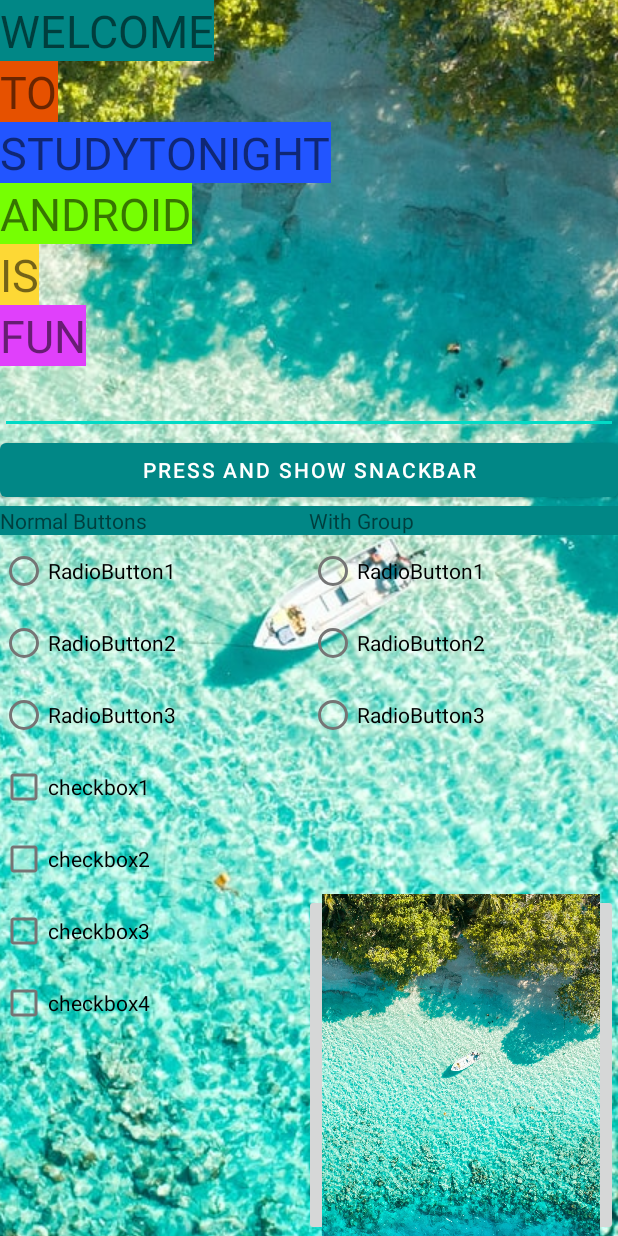
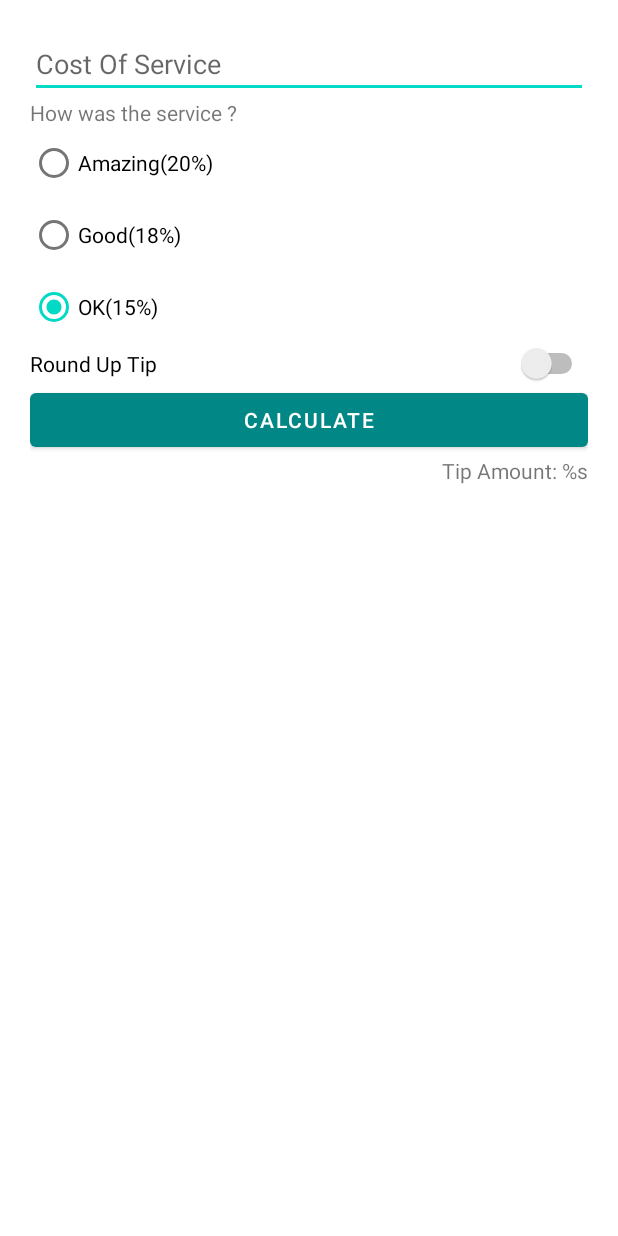
Before and after one commit to rishabhBajpayi/Loconav-Training, an Android app: the layout activity_main.xml on its own in the app's theme, with its tools: preview values and no code run, on a phone screen of 412 x 824 dp. Run offline under Robolectric (Android 15) with nearby library versions, the phone set to English and light mode, and no system bars.

Commit message:
Tip calculator

```diff
--- a/app/build.gradle
+++ b/app/build.gradle
@@ -23,6 +23,9 @@ android {
             proguardFiles getDefaultProguardFile('proguard-android-optimize.txt'), 'proguard-rules.pro'
         }
     }
+    buildFeatures{
+        viewBinding = true
+    }
     compileOptions {
         sourceCompatibility JavaVersion.VERSION_1_8
         targetCompatibility JavaVersion.VERSION_1_8
--- a/app/src/main/res/layout/activity_main.xml
+++ b/app/src/main/res/layout/activity_main.xml
@@ -1,201 +1,74 @@
 <?xml version="1.0" encoding="utf-8"?>
-<FrameLayout xmlns:android="http://schemas.android.com/apk/res/android"
-    xmlns:app="http://schemas.android.com/apk/res-auto"
+<androidx.constraintlayout.widget.ConstraintLayout xmlns:android="http://schemas.android.com/apk/res/android"
     xmlns:tools="http://schemas.android.com/tools"
     android:layout_width="match_parent"
     android:layout_height="match_parent"
-    android:orientation="vertical"
-    tools:context=".MainActivity">
-
-    <ImageView
-        android:layout_width="match_parent"
-        android:layout_height="match_parent"
-        android:src="@drawable/beach"
-        android:scaleType="center"/>
-    <LinearLayout
-        android:layout_width="match_parent"
-        android:layout_height="match_parent"
-        android:orientation="vertical">
-
-        <LinearLayout
-            android:isScrollContainer="true"
-            android:layout_width="wrap_content"
-            android:layout_height="wrap_content"
-            android:orientation="vertical">
-
-        <TextView
-            android:layout_width="wrap_content"
-            android:layout_height="wrap_content"
-            android:textSize="30sp"
-            android:text="Welcome"
-            android:background="@color/teal_700"
-            android:textAllCaps="true"/>
-
-        <TextView
-            android:layout_width="wrap_content"
-            android:layout_height="wrap_content"
-            android:textSize="30sp"
-            android:text="to"
-            android:background="#E65100"
-            android:textAllCaps="true"/>
-
-        <TextView
-            android:layout_width="wrap_content"
-            android:layout_height="wrap_content"
-            android:textSize="30sp"
-            android:background="#25f"
-            android:text="Studytonight"
-            android:textAllCaps="true"/>
-
-        <TextView
-            android:layout_width="wrap_content"
-            android:layout_height="wrap_content"
-            android:textSize="30sp"
-            android:text="android"
-            android:background="#76FF03"
-            android:textAllCaps="true"/>
-
-        <TextView
-            android:layout_width="wrap_content"
-            android:layout_height="wrap_content"
-            android:textSize="30sp"
-            android:text="is"
-            android:background="#FDD835"
-            android:textAllCaps="true"/>
-
-        <TextView
-            android:layout_width="wrap_content"
-            android:layout_height="wrap_content"
-            android:textSize="30sp"
-            android:text="fun"
-            android:background="#E040FB"
-            android:textAllCaps="true"/>
-        </LinearLayout>
-        <LinearLayout
+    android:padding="20dp"
+    xmlns:app="http://schemas.android.com/apk/res-auto">
+    <EditText
+        android:id="@+id/costTxt"
         android:layout_width="match_parent"
         android:layout_height="wrap_content"
-        android:orientation="vertical">
+        android:hint="@string/cost_of_service"
+        android:inputType="numberDecimal"
+        app:layout_constraintStart_toStartOf="parent"
+        app:layout_constraintTop_toTopOf="parent"/>
 
-            <EditText
-                android:layout_width="match_parent"
-                android:layout_height="wrap_content"
-                android:maxLines="3"
-                android:imeOptions="actionGo" />
+    <TextView
+        android:id="@+id/serviceQue"
+        android:layout_width="match_parent"
+        android:layout_height="wrap_content"
+        android:text="@string/queTxt"
+        app:layout_constraintTop_toBottomOf="@+id/costTxt" />
+    <RadioGroup
+        android:id="@+id/radGrp"
+        android:layout_width="match_parent"
+        android:layout_height="wrap_content"
+        app:layout_constraintStart_toStartOf="parent"
+        app:layout_constraintTop_toBottomOf="@+id/serviceQue">
 
-            <Button
-                android:id="@+id/press"
-                android:layout_width="match_parent"
-                android:layout_height="wrap_content"
-                android:text="press and show SnackBar"
-                android:onClick="buttonPressed"
-                />
-        </LinearLayout>
-        <LinearLayout
-            android:layout_width="match_parent"
-            android:layout_height="wrap_content">
-            <TextView
-                android:layout_width="match_parent"
-                android:layout_height="match_parent"
-                android:layout_weight="1"
-                android:background="@color/teal_700"
-                android:text="Normal Buttons"/>
-            <TextView
-                android:layout_width="match_parent"
-                android:layout_height="match_parent"
-                android:layout_weight="1"
-                android:background="@color/teal_700"
-                android:text="With Group"/>
-        </LinearLayout>
-        <LinearLayout
+        <RadioButton
+            android:id="@+id/rd20"
             android:layout_width="match_parent"
             android:layout_height="wrap_content"
-            android:orientation="horizontal">
-
-        <LinearLayout
+            android:text="@string/amazing_20"/>
+        <RadioButton
+            android:id="@+id/rd18"
             android:layout_width="match_parent"
             android:layout_height="wrap_content"
-            android:orientation="vertical"
-            android:layout_weight="1">
-
-            <RadioButton
-                android:layout_width="match_parent"
-                android:layout_height="wrap_content"
-                android:text="RadioButton1" />
-
-            <RadioButton
-                android:layout_width="match_parent"
-                android:layout_height="wrap_content"
-                android:text="RadioButton2" />
-
-            <RadioButton
-                android:layout_width="match_parent"
-                android:layout_height="wrap_content"
-                android:text="RadioButton3" />
-        </LinearLayout>
-
-        <RadioGroup
+            android:text="@string/good_18"/>
+        <RadioButton
+            android:id="@+id/rd15"
             android:layout_width="match_parent"
             android:layout_height="wrap_content"
-            android:orientation="vertical"
-            android:layout_weight="1">
+            android:text="@string/ok_15"
+            android:checked="true"/>
 
-            <RadioButton
-                android:layout_width="match_parent"
-                android:layout_height="wrap_content"
-                android:text="RadioButton1" />
+    </RadioGroup>
 
-            <RadioButton
-                android:layout_width="match_parent"
-                android:layout_height="wrap_content"
-                android:text="RadioButton2" />
+    <Switch
+        android:id="@+id/swch"
+        android:layout_width="match_parent"
+        android:layout_height="wrap_content"
+        android:text="@string/round_up_txt"
+        app:layout_constraintStart_toStartOf="parent"
+        app:layout_constraintTop_toBottomOf="@+id/radGrp"/>
 
-            <RadioButton
-                android:layout_width="match_parent"
-                android:layout_height="wrap_content"
-                android:text="RadioButton3" />
-        </RadioGroup>
-        </LinearLayout>
-        <RelativeLayout
-            android:layout_width="match_parent"
-            android:layout_height="match_parent">
+    <Button
+        android:id="@+id/clcTip"
+        android:layout_width="match_parent"
+        android:layout_height="wrap_content"
+        android:text="@string/calculate"
+        android:textAlignment="center"
+        app:layout_constraintStart_toStartOf="parent"
+        app:layout_constraintTop_toBottomOf="@+id/swch"/>
 
-            <CheckBox
-                android:id="@+id/checkbox1"
-                android:layout_width="match_parent"
-                android:layout_height="wrap_content"
-                android:text="checkbox1" />
+    <TextView
+        android:id="@+id/tip_result"
+        android:layout_width="wrap_content"
+        android:layout_height="wrap_content"
+        android:text="@string/tip_amount"
+        app:layout_constraintEnd_toEndOf="parent"
+        app:layout_constraintTop_toBottomOf="@id/clcTip" />
 
-            <CheckBox
-                android:id="@+id/checkbox2"
-                android:layout_width="match_parent"
-                android:layout_height="wrap_content"
-                android:text="checkbox2"
-                android:layout_below="@id/checkbox1"/>
-
-            <CheckBox
-                android:id="@+id/checkbox3"
-                android:layout_width="match_parent"
-                android:layout_height="wrap_content"
-                android:text="checkbox3"
-                android:layout_below="@+id/checkbox2"/>
-
-            <CheckBox
-                android:id="@+id/checkbox4"
-                android:layout_width="match_parent"
-                android:layout_height="wrap_content"
-                android:text="checkbox4"
-                android:layout_below="@+id/checkbox3"/>
-
-            <ImageButton
-                android:layout_width="209dp"
-                android:layout_height="228dp"
-                android:layout_alignParentEnd="true"
-                android:layout_alignParentBottom="true"
-                android:onClick="imagePressed"
-                android:scaleType="centerCrop"
-                android:src="@drawable/beach" />
-        </RelativeLayout>
-
-    </LinearLayout>
-
-</FrameLayout>
+</androidx.constraintlayout.widget.ConstraintLayout>
--- a/app/src/main/res/layout/dice_activity_main.xml
+++ b/app/src/main/res/layout/dice_activity_main.xml
@@ -22,7 +22,6 @@
         android:id="@+id/rollBtn"
         android:layout_width="wrap_content"
         android:layout_height="wrap_content"
-        android:onClick="buttonPressed"
         android:text="Roll"
         app:layout_constraintBottom_toBottomOf="parent"
         app:layout_constraintEnd_toEndOf="parent"
--- a/app/src/main/res/values/strings.xml
+++ b/app/src/main/res/values/strings.xml
@@ -1,7 +1,15 @@
 <resources>
-    <string name="app_name">RollDice</string>
+    <string name="app_name">Tip Calculator</string>
     <string name="cardTitle">Happy Birthday Raj</string>
     <string name="cardSender">From Rishabh</string>
     <string name="cardMessage">\t\t\t\t\t\t\t\t\t\tWish you a very happy birthday dear, may this year bring blessings and a lots of happiness to you. </string>
     <string name="todo">TODO</string>
+    <string name="cost_of_service">Cost Of Service</string>
+    <string name="queTxt">How was the service ?</string>
+    <string name="amazing_20">Amazing(20%)</string>
+    <string name="good_18">Good(18%)</string>
+    <string name="ok_15">OK(15%)</string>
+    <string name="round_up_txt">Round Up Tip</string>
+    <string name="calculate">CALCULATE</string>
+    <string name="tip_amount">Tip Amount: %s</string>
 </resources>
```
Also changed, not shown: app/src/main/java/com/example/happybirthday/MainActivity.kt (+59 -25 lines), app/src/main/res/layout/view_activity_main.xml (added, +201 -0 lines).
